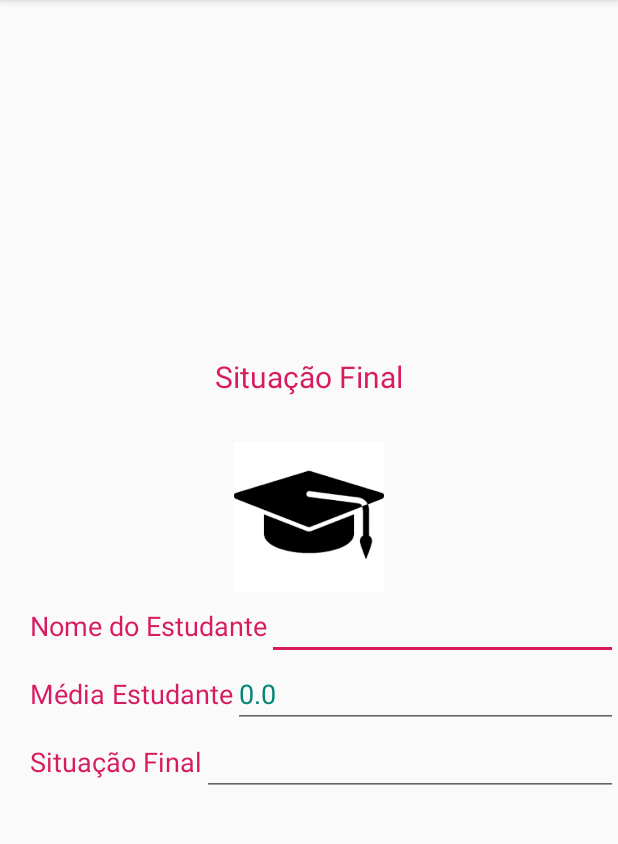
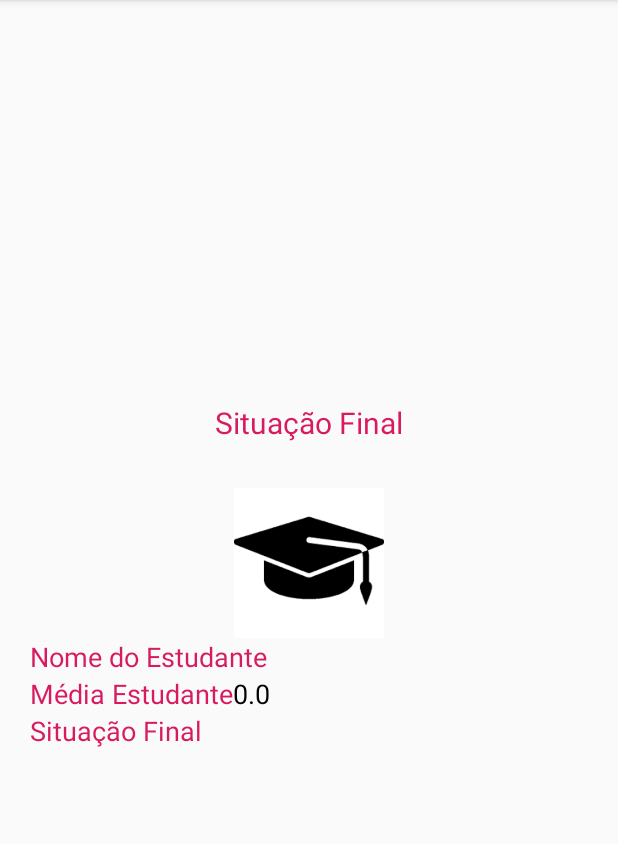
Before and after one commit to bellebernieri23/MultiActivity, an Android app: the Activity2 screen opened directly, with no data from a screen before it, on a phone screen of 412 x 824 dp, the part 84-928 px from its top. Run offline under Robolectric (Android 15) with nearby library versions, the phone set to English and light mode, and no system bars.

```diff
--- a/app/src/main/java/br/com/alura/app_multiactivity/Activity2.java
+++ b/app/src/main/java/br/com/alura/app_multiactivity/Activity2.java
@@ -5,17 +5,12 @@ import androidx.appcompat.app.AppCompatActivity;
 import android.os.Bundle;
 import android.util.Log;
 import android.widget.EditText;
+import android.widget.TextView;
 
 public class Activity2 extends AppCompatActivity {
-
-    private EditText stname;
-    private EditText stmedia;
-    private EditText stsitu;
-
     private String nome;
     private double media;
     private String situacao;
-
 
     @Override
     protected void onCreate(Bundle savedInstanceState) {
@@ -26,20 +21,12 @@ public class Activity2 extends AppCompatActivity {
         media = getIntent().getDoubleExtra("media", media);
         situacao = getIntent().getStringExtra("situacao");
 
-        stname = findViewById(R.id.stname);
-        stmedia = findViewById(R.id.stmedia);
-        stsitu = findViewById(R.id.stsitu);
-
+        TextView stname = findViewById(R.id.stname);
+        TextView stmedia = findViewById(R.id.stmedia);
+        TextView stsitu = findViewById(R.id.stsitu);
 
         stname.setText(nome);
         stmedia.setText(String.valueOf(media));
         stsitu.setText(situacao);
-
-
-
-
-
-
-
     }
 }
--- a/app/src/main/res/layout/activity_2.xml
+++ b/app/src/main/res/layout/activity_2.xml
@@ -52,11 +52,12 @@
                 android:textSize="18sp"
                 android:textColor="@color/colorAccent" />
 
-            <EditText
+            <TextView
+                android:id="@+id/stname"
                 android:layout_width="match_parent"
                 android:layout_height="wrap_content"
-                android:id="@+id/stname"
-                android:textColor="@color/colorPrimary"/>
+                android:textColor="@android:color/background_dark"
+                android:textSize="18sp" />
 
         </LinearLayout>
 
@@ -75,11 +76,12 @@
                 android:textSize="18sp"
                 android:textColor="@color/colorAccent" />
 
-            <EditText
+            <TextView
+                android:id="@+id/stmedia"
                 android:layout_width="match_parent"
                 android:layout_height="wrap_content"
-                android:id="@+id/stmedia"
-                android:textColor="@color/colorPrimary"/>
+                android:textColor="@android:color/background_dark"
+                android:textSize="18sp" />
 
         </LinearLayout>
 
@@ -97,11 +99,12 @@
                 android:textSize="18sp"
                 android:textColor="@color/colorAccent" />
 
-            <EditText
+            <TextView
+                android:id="@+id/stsitu"
                 android:layout_width="match_parent"
                 android:layout_height="wrap_content"
-                android:id="@+id/stsitu"
-                android:textColor="@color/colorPrimary"/>
+                android:textColor="@android:color/background_dark"
+                android:textSize="18sp" />
 
         </LinearLayout>
 
--- a/app/src/main/res/values/strings.xml
+++ b/app/src/main/res/values/strings.xml
@@ -4,7 +4,7 @@
 <string name="stname">Nome do Estudante</string>
 <string name="stnota1">Nota 1 do Estudante</string>
 <string name="stnota2">Nota 2 do Estudante</string>
-<string name="stfreq">Frequencia do Estudante</string>
+<string name="stfreq">Frequência do Estudante</string>
 <string name="stsitu">Situação Final</string>
 <string name="stmedia">Média Estudante</string>
 <string name="stteste">teste</string>
```
Also changed, not shown: app/src/main/java/br/com/alura/app_multiactivity/Aluno.java (deleted, +0 -49 lines), app/src/main/java/br/com/alura/app_multiactivity/MainActivity.java (+24 -44 lines), app/src/main/res/layout/activity_main.xml (+9 -9 lines).
